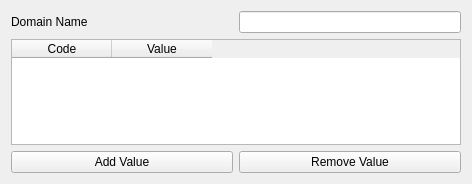
Old version of the form CustomWidgets/CustomDbManagementWidgets/newDomainWidget.ui in the repository dsgoficial/DsgTools.
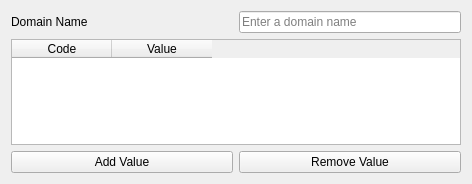
New version of the form. Icons and pictures are not drawn.

Commit message: domain json tag building ready

```diff
--- a/CustomWidgets/CustomDbManagementWidgets/newDomainWidget.ui
+++ b/CustomWidgets/CustomDbManagementWidgets/newDomainWidget.ui
@@ -35,6 +35,9 @@
        <verstretch>0</verstretch>
       </sizepolicy>
      </property>
+     <property name="placeholderText">
+      <string>Enter a domain name</string>
+     </property>
     </widget>
    </item>
    <item row="1" column="0" colspan="2">
```
The commit also changes 1 other file.
